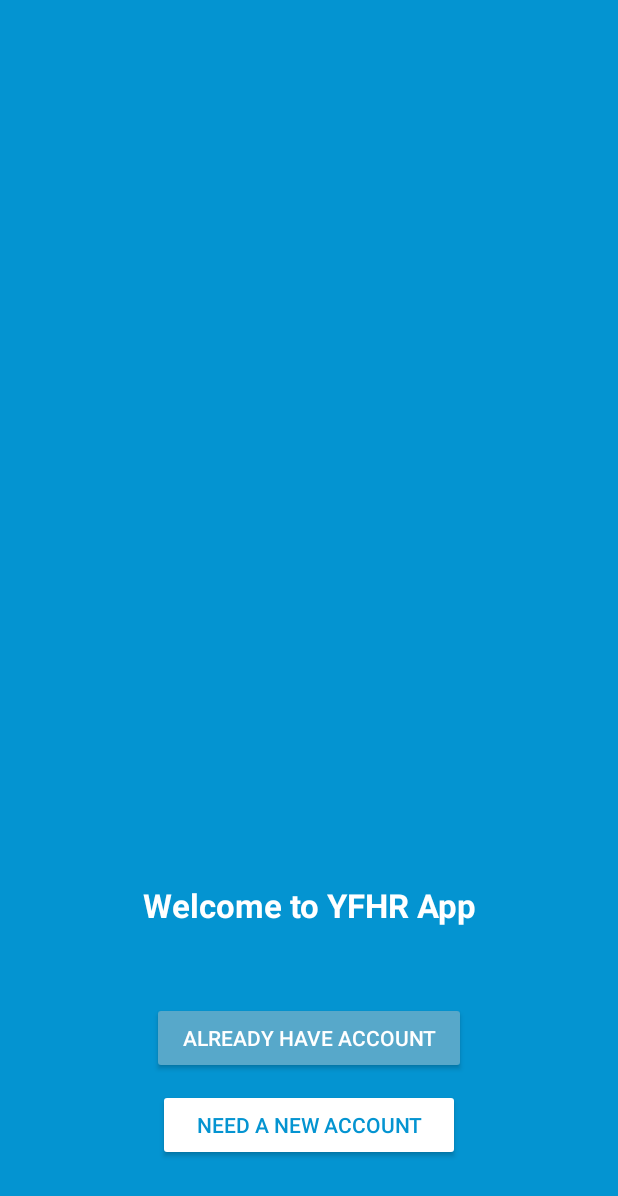
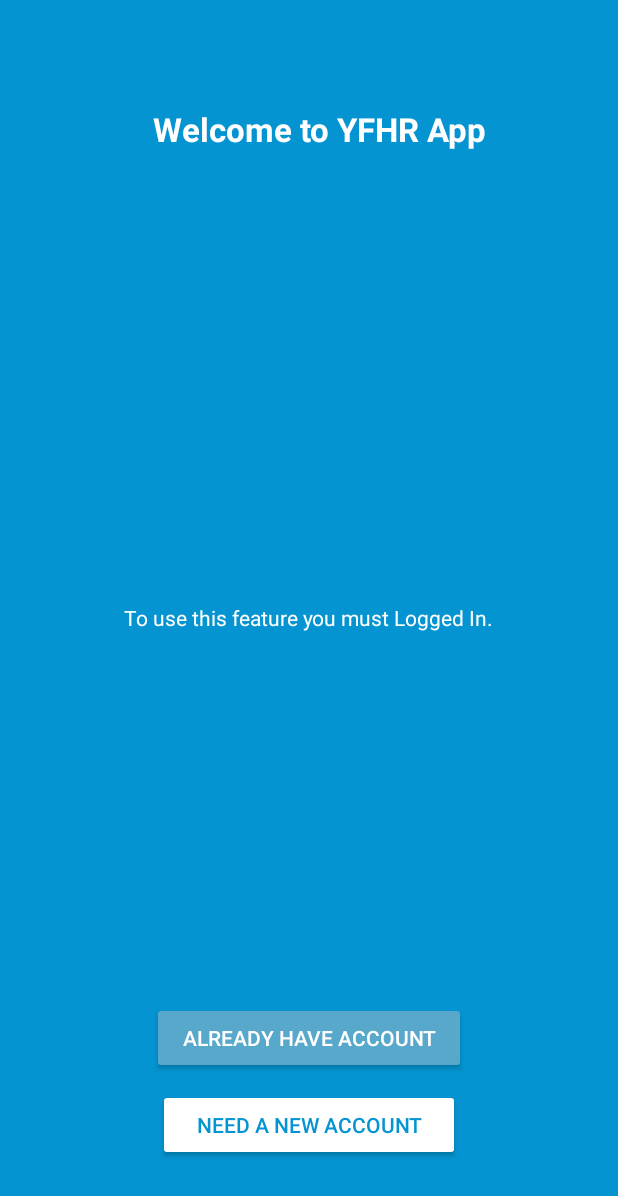
Before and after one commit to IOSD/YFHR_Android_App, an Android app: the StartActivity screen opened directly, with no data from a screen before it, on a phone screen of 412 x 824 dp. Shown: the top 1196 px of the screen. Run offline under Robolectric (Android 15) with nearby library versions, the phone set to English and light mode, and no system bars.

Commit message:
minute changes
minute changes lyk auth page,pass vissibility toggle button etc..

```diff
--- a/YFHR/app/src/main/AndroidManifest.xml
+++ b/YFHR/app/src/main/AndroidManifest.xml
@@ -31,7 +31,8 @@
         <activity
             android:name=".ChatActivity"/>
         <activity
-            android:name=".StartActivity"/>
+            android:name=".StartActivity"
+            android:parentActivityName=".MainActivity"/>
         <activity
             android:name=".SettingsActivity"/>
         <activity
--- a/YFHR/app/src/main/res/layout/activity_register.xml
+++ b/YFHR/app/src/main/res/layout/activity_register.xml
@@ -62,7 +62,8 @@
         android:layout_marginTop="10dp"
         app:layout_constraintEnd_toEndOf="parent"
         app:layout_constraintStart_toStartOf="parent"
-        app:layout_constraintTop_toBottomOf="@+id/register_email">
+        app:layout_constraintTop_toBottomOf="@+id/register_email"
+        app:passwordToggleEnabled="true">
 
         <EditText
             android:layout_width="match_parent"
--- a/YFHR/app/src/main/res/layout/activity_start.xml
+++ b/YFHR/app/src/main/res/layout/activity_start.xml
@@ -11,9 +11,10 @@
         android:id="@+id/textView"
         android:layout_width="wrap_content"
         android:layout_height="wrap_content"
-        android:layout_above="@+id/start_login_btn"
-        android:layout_centerHorizontal="true"
-        android:layout_marginBottom="50dp"
+        android:layout_alignLeft="@+id/start_login_btn"
+        android:layout_alignParentTop="true"
+        android:layout_alignStart="@+id/start_login_btn"
+        android:layout_marginTop="71dp"
         android:text="Welcome to YFHR App"
         android:textAlignment="center"
         android:textColor="@android:color/white"
@@ -45,4 +46,14 @@
         android:paddingRight="20dp"
         android:text="ALREADY HAVE ACCOUNT"
         android:textColor="@android:color/white" />
+
+    <TextView
+        android:id="@+id/textView2"
+        android:layout_width="wrap_content"
+        android:layout_height="wrap_content"
+        android:layout_centerHorizontal="true"
+        android:layout_centerVertical="true"
+        android:text="To use this feature you must Logged In."
+        android:textColor="#ffffff"
+        />
 </RelativeLayout>
```
Also changed, not shown: YFHR/app/build.gradle (+5 -5 lines), YFHR/app/src/main/res/layout/activity_login.xml (+9 -3 lines).
